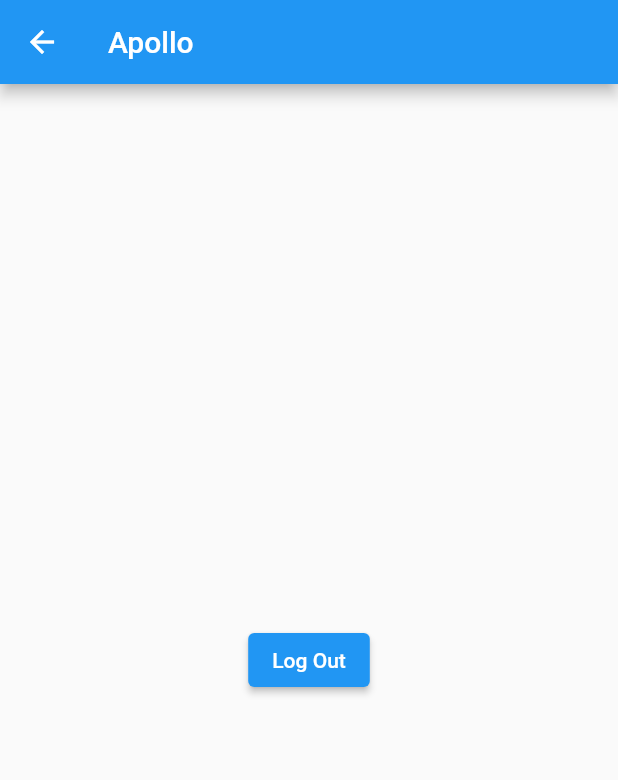
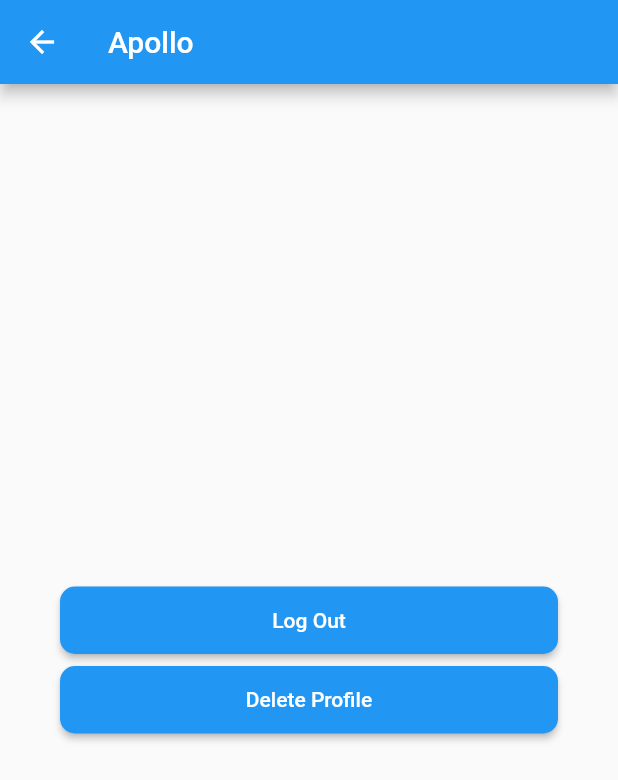
Before and after one commit to aI-lab-glider/blind-signatures-frontend, a Flutter app: the HomeScreen screen opened by its route, in the side drawer, after a tap on "Log Out", on a phone screen of 412 x 824 dp. Shown: the top 780 px of the screen. Run offline on Flutter 3.47's test engine with Material 2 defaults, Android fonts, the phone set to English and light mode, and no system bars; our stand-ins replace charts_flutter, shared_preferences; missing offline and left inert: ninja_prime, pointycastle; accounts and stored records are empty; network calls fail.

```diff
--- a/lib/data/constants.dart
+++ b/lib/data/constants.dart
@@ -2,7 +2,10 @@ const String appTitle = "Apollo";
 const String pollsList = "View Polls";
 const String logOut = "Log Out";
 const String logOutDescription = "Are you sure you want to log out?";
+const String deleteProfile = "Delete Profile";
+const String deleteProfileDescription = "Are you sure you want to delete your profile?";
 const String choose = "Choose an option from the list";
 const String baseURL = "http://10.0.2.2:8000"; // TODO: insert endpoint url
 const String fetchPollsURL = "${baseURL}/polls";
 const String verifyURL = "${baseURL}/verify";
+const String deleteUserURL = "${baseURL}/delete";
--- a/lib/data/data_source.dart
+++ b/lib/data/data_source.dart
@@ -2,6 +2,7 @@ import 'dart:convert';
 
 import 'package:flutter/foundation.dart';
 import 'package:http/http.dart' as http;
+import 'package:test_app/data/model/user.dart';
 
 import 'model/poll.dart';
 import 'constants.dart' as constants;
--- a/lib/login/providers/user_provider.dart
+++ b/lib/login/providers/user_provider.dart
@@ -1,5 +1,5 @@
 import 'package:flutter/foundation.dart';
-import '../user/user.dart';
+import '../../data/model/user.dart';
 
 class UserProvider with ChangeNotifier {
   User _user = User(publicKey: '', email: '', userId: 0);
--- a/lib/login/utils/api.dart
+++ b/lib/login/utils/api.dart
@@ -2,4 +2,5 @@ class AppApi {
   static const String baseURL = "http://10.0.2.2:8000"; //TODO: Add API
   static const String login = baseURL + "/login";
   static const String register = baseURL + "/register";
+  static const String delete = baseURL + "/delete";
 }
--- a/lib/login/utils/widgets.dart
+++ b/lib/login/utils/widgets.dart
@@ -1,11 +1,10 @@
 import 'package:flutter/material.dart';
 
-MaterialButton longButtons(String title, VoidCallback fun,
-    {Color color = const Color(0xFFF063057), Color textColor = Colors.white}) {
+MaterialButton longButtons(String title, VoidCallback fun) {
   return MaterialButton(
     onPressed: fun,
-    textColor: textColor,
-    color: color,
+    textColor: Colors.white,
+    color: Colors.blue,
     child: SizedBox(
       width: double.infinity,
       child: Text(
--- a/lib/main.dart
+++ b/lib/main.dart
@@ -8,7 +8,7 @@ import 'login/utils/preferences.dart';
 import 'package:provider/provider.dart';
 import 'data/constants.dart' as constants;
 
-import 'login/user/user.dart';
+import 'data/model/user.dart';
 import 'package:test_app/routes.dart';
 import 'package:test_app/views/utils/drawer.dart';
 import 'data/constants.dart' as constants;
--- a/lib/views/authentication/login.dart
+++ b/lib/views/authentication/login.dart
@@ -1,5 +1,5 @@
 import 'package:flutter/material.dart';
-import '../../login/user/user.dart';
+import '../../data/model/user.dart';
 import '../../login/providers/authorisation.dart';
 import '../../login/providers/user_provider.dart';
 import '../../login/utils/widgets.dart';
@@ -70,6 +70,10 @@ class _LoginState extends State<Login> {
             Provider.of<UserProvider>(context, listen: false).setUser(user);
             Navigator.pushReplacementNamed(context, '/homeScreen');
           }
+          else {
+            SnackBar snackBar = SnackBar(content: Text("Failed to log in. Check the data provided and try again. If don't have an account, please sign up."));
+            ScaffoldMessenger.of(context).showSnackBar(snackBar);
+          }
         });
     };
 
--- a/lib/views/profile/components.dart
+++ b/lib/views/profile/components.dart
@@ -2,38 +2,29 @@ import 'package:flutter/cupertino.dart';
 import 'package:flutter/material.dart';
 import 'package:test_app/data/constants.dart' as constants;
 import 'package:test_app/login/utils/preferences.dart';
+import 'package:test_app/login/utils/widgets.dart';
 
-class LogoutButton extends StatelessWidget {
-  @override
-  Widget build(BuildContext context) {
-    return Center(
-        child: ElevatedButton(
-          onPressed: () => showDialog<String>(
+Widget AlertDialogButton(String title, String message, BuildContext context, Function(BuildContext) fun) {
+  return longButtons(
+    title, () => {
+      showDialog<String>(
         context: context,
         builder: (BuildContext context) => AlertDialog(
-              title: const Text(constants.logOut),
-              content: const Text(constants.logOutDescription),
+          title: Text(title),
+          content: Text(message),
           actions: <Widget>[
             TextButton(
               onPressed: () => Navigator.pop(context, 'Cancel'),
               child: const Text('Cancel'),
             ),
             TextButton(
-                  onPressed: () => doLogOut(context),
+              onPressed: () => fun(context),
               child: const Text('OK'),
             ),
           ],
         ),
-          ),
-          child: Text("Log Out")
       )
+      }
   );
-  }
-
-  doLogOut(BuildContext context) {
-    var prefs = UserPreferences();
-    prefs.removeUser();
-    Navigator.pushNamed(context, '/login');
-  }
 
 }
--- a/lib/views/profile/profile.dart
+++ b/lib/views/profile/profile.dart
@@ -1,17 +1,44 @@
 import 'package:flutter/cupertino.dart';
 import 'package:flutter/material.dart';
-import 'package:test_app/data/constants.dart' as Constants;
+import 'package:test_app/data/constants.dart' as constants;
+import 'package:test_app/data/model/user.dart';
+import 'package:test_app/login/providers/authorisation.dart';
+import 'package:test_app/login/utils/preferences.dart';
 
 import 'components.dart';
 
 class ProfileScreen extends StatelessWidget {
+
   @override
   Widget build(BuildContext context) {
     return Scaffold(
-      appBar: AppBar(title: Text(Constants.appTitle)),
-      body: LogoutButton()
+      appBar: AppBar(title: Text(constants.appTitle)),
+      body: Container(
+        padding: EdgeInsets.all(40.0),
+        child:
+          Column(
+            children: [
+              Spacer(),
+              AlertDialogButton(constants.logOut, constants.logOutDescription, context, doLogOut),
+              SizedBox(height: 5.0),
+              AlertDialogButton(constants.deleteProfile, constants.deleteProfileDescription, context, doDeleteProfile),
+              Spacer()
+            ]
+          )
+      ),
     );
   }
 
+  void doLogOut(BuildContext context) {
+    var prefs = UserPreferences();
+    prefs.removeUser();
+    Navigator.pushNamed(context, '/login');
+  }
 
+  Future<void> doDeleteProfile(BuildContext context) async {
+    var prefs = UserPreferences();
+    User user = await prefs.getUser();
+    AuthorisationProvider().deleteUser(user);
+    Navigator.pushNamed(context, '/login');
+  }
 }
--- a/lib/views/utils/drawer.dart
+++ b/lib/views/utils/drawer.dart
@@ -14,9 +14,12 @@ class AppDrawer extends StatelessWidget {
         children: [
           const DrawerHeader(
             decoration: BoxDecoration(
-              color: Colors.blue,
+              image: DecorationImage(
+                  image: NetworkImage('https://media.istockphoto.com/illustrations/apollo-illustration-id471337771?k=20&m=471337771&s=612x612&w=0&h=wU3sdm1K0zuClEHgYViQQF8seZc-pn8JwHMLrFkWGNs='),
+                  fit: BoxFit.fitWidth
+              )
             ),
-            child: Text(constants.choose),
+            child: Text("")
           ),
           ListTile(
             title: const Text(constants.pollsList),
```
Also changed, not shown: lib/login/providers/authorisation.dart (+23 -6 lines), lib/login/utils/preferences.dart (+10 -1 lines), lib/views/authentication/register.dart (+49 -6 lines), lib/data/model/user.dart (renamed from lib/login/user/user.dart). Lines whose indentation alone changed are shown as unchanged.
